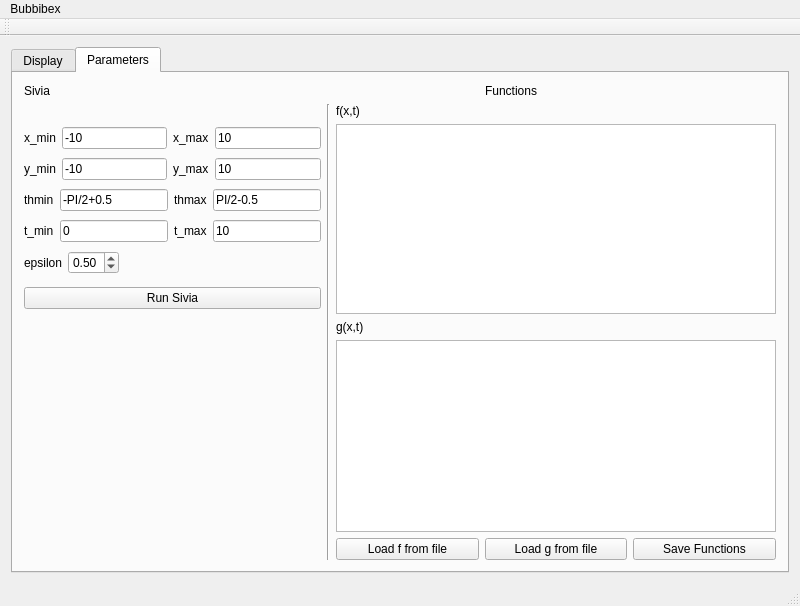
msis/bubbibex, file mainwindow.ui: the form before one commit.
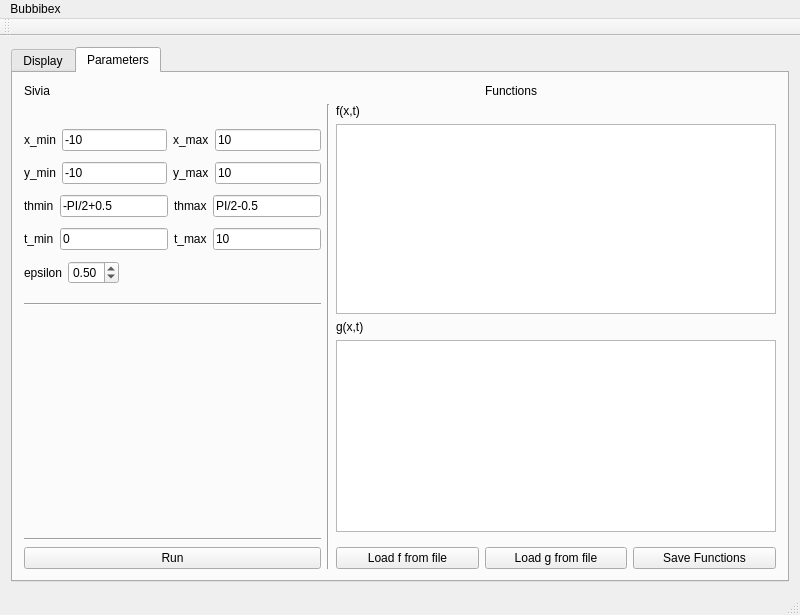
The form after the commit. Custom widgets are drawn as their Qt base class.

```diff
--- a/mainwindow.ui
+++ b/mainwindow.ui
@@ -137,7 +137,7 @@
           </property>
          </widget>
         </item>
-        <item row="1" column="1" rowspan="6">
+        <item row="1" column="1" rowspan="7">
          <widget class="Line" name="line">
           <property name="orientation">
            <enum>Qt::Vertical</enum>
@@ -353,19 +353,6 @@
           </property>
          </widget>
         </item>
-        <item row="3" column="0">
-         <widget class="QPushButton" name="push_runSivia">
-          <property name="minimumSize">
-           <size>
-            <width>0</width>
-            <height>0</height>
-           </size>
-          </property>
-          <property name="text">
-           <string>Run Sivia</string>
-          </property>
-         </widget>
-        </item>
         <item row="4" column="2">
          <widget class="QLabel" name="label_3">
           <property name="text">
@@ -388,27 +375,54 @@
           </property>
          </widget>
         </item>
-        <item row="6" column="4">
-         <widget class="QPushButton" name="pushButton">
+        <item row="7" column="4">
+         <widget class="QPushButton" name="pushSave">
           <property name="text">
            <string>Save Functions</string>
           </property>
          </widget>
         </item>
-        <item row="6" column="2">
+        <item row="7" column="2">
          <widget class="QPushButton" name="loadfFromFile">
           <property name="text">
            <string>Load f from file</string>
           </property>
          </widget>
         </item>
-        <item row="6" column="3">
+        <item row="7" column="3">
          <widget class="QPushButton" name="loadgFromFile">
           <property name="text">
            <string>Load g from file</string>
           </property>
          </widget>
         </item>
+        <item row="6" column="0">
+         <widget class="Line" name="line_2">
+          <property name="orientation">
+           <enum>Qt::Horizontal</enum>
+          </property>
+         </widget>
+        </item>
+        <item row="3" column="0">
+         <widget class="Line" name="line_3">
+          <property name="orientation">
+           <enum>Qt::Horizontal</enum>
+          </property>
+         </widget>
+        </item>
+        <item row="7" column="0">
+         <widget class="QPushButton" name="push_run">
+          <property name="minimumSize">
+           <size>
+            <width>0</width>
+            <height>0</height>
+           </size>
+          </property>
+          <property name="text">
+           <string>Run</string>
+          </property>
+         </widget>
+        </item>
        </layout>
       </widget>
      </widget>
```
Left out of the diff: 2 changed lines with no effect on the pictures.
